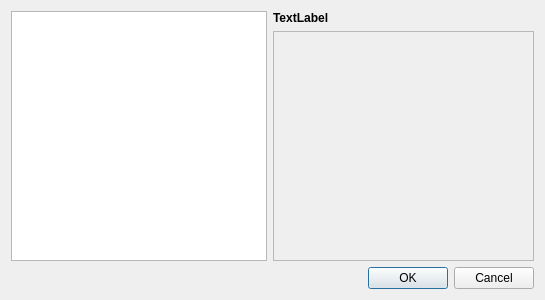
The window that frontend/preferencesDialog.ui (FelixdelasPozas/EspINA) describes before a commit, drawn with Qt 5.
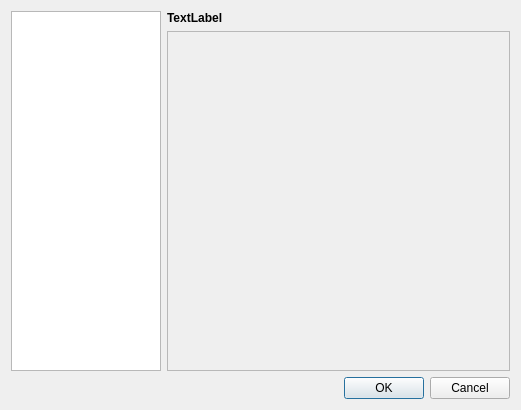
The same window after the commit. Icons and pictures are not drawn.

Commit message: Add Debian release script

What changed in the file:
```diff
--- a/frontend/preferencesDialog.ui
+++ b/frontend/preferencesDialog.ui
@@ -6,8 +6,8 @@
    <rect>
     <x>0</x>
     <y>0</y>
-    <width>545</width>
-    <height>300</height>
+    <width>521</width>
+    <height>410</height>
    </rect>
   </property>
   <property name="windowTitle">
@@ -19,11 +19,17 @@
      <item>
       <widget class="QListWidget" name="components">
        <property name="sizePolicy">
-        <sizepolicy hsizetype="Preferred" vsizetype="Expanding">
+        <sizepolicy hsizetype="Maximum" vsizetype="Expanding">
          <horstretch>0</horstretch>
          <verstretch>0</verstretch>
         </sizepolicy>
        </property>
+       <property name="maximumSize">
+        <size>
+         <width>150</width>
+         <height>16777215</height>
+        </size>
+       </property>
        <property name="iconSize">
         <size>
          <width>40</width>
@@ -78,6 +84,12 @@
        </item>
        <item>
         <widget class="QScrollArea" name="scrollArea">
+         <property name="sizePolicy">
+          <sizepolicy hsizetype="Expanding" vsizetype="Expanding">
+           <horstretch>0</horstretch>
+           <verstretch>0</verstretch>
+          </sizepolicy>
+         </property>
          <property name="frameShadow">
           <enum>QFrame::Plain</enum>
          </property>
@@ -89,8 +101,8 @@
            <rect>
             <x>0</x>
             <y>0</y>
-            <width>267</width>
-            <height>215</height>
+            <width>349</width>
+            <height>325</height>
            </rect>
           </property>
          </widget>
```
The commit also changes 1 other file.
